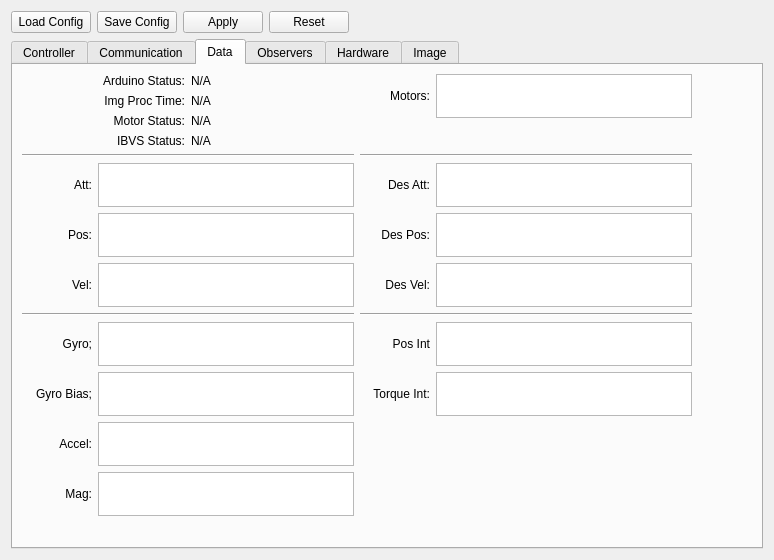
Qt form Leash/src/Leash.ui (ryan0270/quadrover) before a commit.
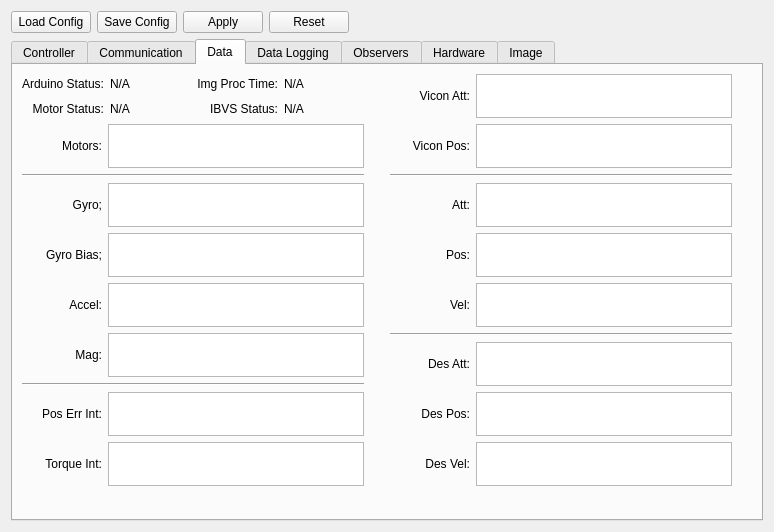
The same form after that commit. The open tabs and pages were chosen to show the change.

Commit message: Added Vicon data display (and send) Added PC logging Squashed a nasty little bug crashing the phone app when too large motors commands are given to the translation observer

Diff of the .ui file:
```diff
--- a/Leash/src/Leash.ui
+++ b/Leash/src/Leash.ui
@@ -7,7 +7,7 @@
     <x>0</x>
     <y>0</y>
     <width>774</width>
-    <height>560</height>
+    <height>532</height>
    </rect>
   </property>
   <property name="windowTitle">
@@ -589,7 +589,7 @@
        <string>Data</string>
       </attribute>
       <layout class="QGridLayout" name="gridLayout_3">
-       <item row="0" column="0" rowspan="2">
+       <item row="0" column="0">
         <layout class="QGridLayout" name="gridLayout_2">
          <item row="0" column="0">
           <widget class="QLabel" name="lblChad">
@@ -608,7 +608,7 @@
            </property>
           </widget>
          </item>
-         <item row="1" column="0">
+         <item row="0" column="2">
           <widget class="QLabel" name="lblChad_2">
            <property name="text">
             <string>Img Proc Time:</string>
@@ -618,14 +618,14 @@
            </property>
           </widget>
          </item>
-         <item row="1" column="1">
+         <item row="0" column="3">
           <widget class="QLabel" name="lblImgProcTime">
            <property name="text">
             <string>N/A</string>
            </property>
           </widget>
          </item>
-         <item row="2" column="0">
+         <item row="1" column="0">
           <widget class="QLabel" name="lblChad_3">
            <property name="text">
             <string>Motor Status:</string>
@@ -635,14 +635,14 @@
            </property>
           </widget>
          </item>
-         <item row="2" column="1">
+         <item row="1" column="1">
           <widget class="QLabel" name="lblMotorStatus">
            <property name="text">
             <string>N/A</string>
            </property>
           </widget>
          </item>
-         <item row="3" column="0">
+         <item row="1" column="2">
           <widget class="QLabel" name="lblChad_4">
            <property name="text">
             <string>IBVS Status:</string>
@@ -652,7 +652,7 @@
            </property>
           </widget>
          </item>
-         <item row="3" column="1">
+         <item row="1" column="3">
           <widget class="QLabel" name="lblIbvsStatus">
            <property name="text">
             <string>N/A</string>
@@ -661,13 +661,113 @@
          </item>
         </layout>
        </item>
-       <item row="0" column="1" colspan="2">
+       <item row="0" column="2" rowspan="2">
+        <layout class="QVBoxLayout" name="verticalLayout_6">
+         <item>
+          <layout class="QHBoxLayout" name="horizontalLayout_15">
+           <item>
+            <widget class="QLabel" name="label_22">
+             <property name="minimumSize">
+              <size>
+               <width>80</width>
+               <height>0</height>
+              </size>
+             </property>
+             <property name="maximumSize">
+              <size>
+               <width>10000</width>
+               <height>16777215</height>
+              </size>
+             </property>
+             <property name="text">
+              <string>Vicon Att:</string>
+             </property>
+             <property name="alignment">
+              <set>Qt::AlignRight|Qt::AlignTrailing|Qt::AlignVCenter</set>
+             </property>
+            </widget>
+           </item>
+           <item>
+            <widget class="QTableView" name="vwViconAtt">
+             <property name="sizePolicy">
+              <sizepolicy hsizetype="Minimum" vsizetype="Minimum">
+               <horstretch>0</horstretch>
+               <verstretch>0</verstretch>
+              </sizepolicy>
+             </property>
+             <property name="minimumSize">
+              <size>
+               <width>0</width>
+               <height>0</height>
+              </size>
+             </property>
+             <property name="maximumSize">
+              <size>
+               <width>256</width>
+               <height>44</height>
+              </size>
+             </property>
+            </widget>
+           </item>
+          </layout>
+         </item>
+         <item>
+          <layout class="QHBoxLayout" name="horizontalLayout_16">
+           <item>
+            <widget class="QLabel" name="label_23">
+             <property name="minimumSize">
+              <size>
+               <width>80</width>
+               <height>0</height>
+              </size>
+             </property>
+             <property name="maximumSize">
+              <size>
+               <width>10000</width>
+               <height>16777215</height>
+              </size>
+             </property>
+             <property name="text">
+              <string>Vicon Pos:</string>
+             </property>
+             <property name="alignment">
+              <set>Qt::AlignRight|Qt::AlignTrailing|Qt::AlignVCenter</set>
+             </property>
+            </widget>
+           </item>
+           <item>
+            <widget class="QTableView" name="vwViconPos">
+             <property name="sizePolicy">
+              <sizepolicy hsizetype="Minimum" vsizetype="Minimum">
+               <horstretch>0</horstretch>
+               <verstretch>0</verstretch>
+              </sizepolicy>
+             </property>
+             <property name="minimumSize">
+              <size>
+               <width>0</width>
+               <height>0</height>
+              </size>
+             </property>
+             <property name="maximumSize">
+              <size>
+               <width>256</width>
+               <height>44</height>
+              </size>
+             </property>
+            </widget>
+           </item>
+          </layout>
+         </item>
+        </layout>
+       </item>
+       <item row="1" column="0">
         <layout class="QHBoxLayout" name="horizontalLayout_12">
          <item>
           <widget class="QLabel" name="label_18">
            <property name="minimumSize">
             <size>
-             <width>70</width>
+             <width>80</width>
              <height>0</height>
             </size>
            </property>
@@ -709,34 +809,217 @@
          </item>
         </layout>
        </item>
-       <item row="1" column="1">
-        <spacer name="verticalSpacer_3">
-         <property name="orientation">
-          <enum>Qt::Vertical</enum>
-         </property>
-         <property name="sizeHint" stdset="0">
-          <size>
-           <width>20</width>
-           <height>21</height>
-          </size>
-         </property>
-        </spacer>
-       </item>
        <item row="2" column="0">
-        <widget class="Line" name="line_5">
+        <widget class="Line" name="line_3">
          <property name="orientation">
           <enum>Qt::Horizontal</enum>
          </property>
         </widget>
        </item>
-       <item row="2" column="1" colspan="2">
+       <item row="2" column="2">
         <widget class="Line" name="line_4">
          <property name="orientation">
           <enum>Qt::Horizontal</enum>
          </property>
         </widget>
        </item>
-       <item row="3" column="0">
+       <item row="3" column="0" rowspan="3">
+        <layout class="QVBoxLayout" name="verticalLayout_3">
+         <item>
+          <layout class="QHBoxLayout" name="horizontalLayout_4">
+           <item>
+            <widget class="QLabel" name="label_9">
+             <property name="minimumSize">
+              <size>
+               <width>80</width>
+               <height>0</height>
+              </size>
+             </property>
+             <property name="maximumSize">
+              <size>
+               <width>10000</width>
+               <height>16777215</height>
+              </size>
+             </property>
+             <property name="text">
+              <string>Gyro;</string>
+             </property>
+             <property name="alignment">
+              <set>Qt::AlignRight|Qt::AlignTrailing|Qt::AlignVCenter</set>
+             </property>
+            </widget>
+           </item>
+           <item>
+            <widget class="QTableView" name="vwGyro">
+             <property name="sizePolicy">
+              <sizepolicy hsizetype="Minimum" vsizetype="Minimum">
+               <horstretch>0</horstretch>
+               <verstretch>0</verstretch>
+              </sizepolicy>
+             </property>
+             <property name="minimumSize">
+              <size>
+               <width>0</width>
+               <height>0</height>
+              </size>
+             </property>
+             <property name="maximumSize">
+              <size>
+               <width>256</width>
+               <height>44</height>
+              </size>
+             </property>
+            </widget>
+           </item>
+          </layout>
+         </item>
+         <item>
+          <layout class="QHBoxLayout" name="horizontalLayout_5">
+           <item>
+            <widget class="QLabel" name="label_10">
+             <property name="minimumSize">
+              <size>
+               <width>80</width>
+               <height>0</height>
+              </size>
+             </property>
+             <property name="maximumSize">
+              <size>
+               <width>10000</width>
+               <height>16777215</height>
+              </size>
+             </property>
+             <property name="text">
+              <string>Gyro Bias;</string>
+             </property>
+             <property name="alignment">
+              <set>Qt::AlignRight|Qt::AlignTrailing|Qt::AlignVCenter</set>
+             </property>
+            </widget>
+           </item>
+           <item>
+            <widget class="QTableView" name="vwGyroBias">
+             <property name="sizePolicy">
+              <sizepolicy hsizetype="Minimum" vsizetype="Minimum">
+               <horstretch>0</horstretch>
+               <verstretch>0</verstretch>
+              </sizepolicy>
+             </property>
+             <property name="minimumSize">
+              <size>
+               <width>0</width>
+               <height>0</height>
+              </size>
+             </property>
+             <property name="maximumSize">
+              <size>
+               <width>256</width>
+               <height>44</height>
+              </size>
+             </property>
+            </widget>
+           </item>
+          </layout>
+         </item>
+         <item>
+          <layout class="QHBoxLayout" name="horizontalLayout_6">
+           <item>
+            <widget class="QLabel" name="label_accel">
+             <property name="minimumSize">
+              <size>
+               <width>80</width>
+               <height>0</height>
+              </size>
+             </property>
+             <property name="maximumSize">
+              <size>
+               <width>10000</width>
+               <height>16777215</height>
+              </size>
+             </property>
+             <property name="text">
+              <string>Accel:</string>
+             </property>
+             <property name="alignment">
+              <set>Qt::AlignRight|Qt::AlignTrailing|Qt::AlignVCenter</set>
+             </property>
+            </widget>
+           </item>
+           <item>
+            <widget class="QTableView" name="vwAccel">
+             <property name="sizePolicy">
+              <sizepolicy hsizetype="Minimum" vsizetype="Minimum">
+               <horstretch>0</horstretch>
+               <verstretch>0</verstretch>
+              </sizepolicy>
+             </property>
+             <property name="minimumSize">
+              <size>
+               <width>0</width>
+               <height>0</height>
+              </size>
+             </property>
+             <property name="maximumSize">
+              <size>
+               <width>256</width>
+               <height>44</height>
+              </size>
+             </property>
+            </widget>
+           </item>
+          </layout>
+         </item>
+         <item>
+          <layout class="QHBoxLayout" name="horizontalLayout_7">
+           <item>
+            <widget class="QLabel" name="label_11">
+             <property name="minimumSize">
+              <size>
+               <width>80</width>
+               <height>0</height>
+              </size>
+             </property>
+             <property name="maximumSize">
+              <size>
+               <width>10000</width>
+               <height>16777215</height>
+              </size>
+             </property>
+             <property name="text">
+              <string>Mag:</string>
+             </property>
+             <property name="alignment">
+              <set>Qt::AlignRight|Qt::AlignTrailing|Qt::AlignVCenter</set>
+             </property>
+            </widget>
+           </item>
+           <item>
+            <widget class="QTableView" name="vwMag">
+             <property name="sizePolicy">
+              <sizepolicy hsizetype="Minimum" vsizetype="Minimum">
+               <horstretch>0</horstretch>
+               <verstretch>0</verstretch>
+              </sizepolicy>
+             </property>
+             <property name="minimumSize">
+              <size>
+               <width>0</width>
+               <height>0</height>
+              </size>
+             </property>
+             <property name="maximumSize">
+              <size>
+               <width>256</width>
+               <height>44</height>
+              </size>
+             </property>
+            </widget>
+           </item>
+          </layout>
+         </item>
+        </layout>
+       </item>
+       <item row="3" column="2">
         <layout class="QVBoxLayout" name="verticalLayout">
          <item>
           <layout class="QHBoxLayout" name="horizontalLayout">
@@ -744,7 +1027,7 @@
             <widget class="QLabel" name="label_14">
              <property name="minimumSize">
               <size>
-               <width>70</width>
+               <width>80</width>
                <height>0</height>
               </size>
              </property>
@@ -792,7 +1075,7 @@
             <widget class="QLabel" name="label_12">
              <property name="minimumSize">
               <size>
-               <width>70</width>
+               <width>80</width>
                <height>0</height>
               </size>
              </property>
@@ -840,7 +1123,7 @@
             <widget class="QLabel" name="label_13">
              <property name="minimumSize">
               <size>
-               <width>70</width>
+               <width>80</width>
                <height>0</height>
               </size>
              </property>
@@ -884,7 +1167,27 @@
          </item>
         </layout>
        </item>
-       <item row="3" column="1" colspan="2">
+       <item row="3" column="3">
+        <spacer name="horizontalSpacer">
+         <property name="orientation">
+          <enum>Qt::Horizontal</enum>
+         </property>
+         <property name="sizeHint" stdset="0">
+          <size>
+           <width>0</width>
+           <height>20</height>
+          </size>
+         </property>
+        </spacer>
+       </item>
+       <item row="4" column="2">
+        <widget class="Line" name="line_5">
+         <property name="orientation">
+          <enum>Qt::Horizontal</enum>
+         </property>
+        </widget>
+       </item>
+       <item row="5" column="2" rowspan="3">
         <layout class="QVBoxLayout" name="verticalLayout_4">
          <item>
           <layout class="QHBoxLayout" name="horizontalLayout_9">
@@ -892,7 +1195,7 @@
             <widget class="QLabel" name="label_15">
              <property name="minimumSize">
               <size>
-               <width>70</width>
+               <width>80</width>
                <height>0</height>
               </size>
              </property>
@@ -940,7 +1243,7 @@
             <widget class="QLabel" name="label_16">
              <property name="minimumSize">
               <size>
-               <width>70</width>
+               <width>80</width>
                <height>0</height>
               </size>
              </property>
@@ -988,7 +1291,7 @@
             <widget class="QLabel" name="label_17">
              <property name="minimumSize">
               <size>
-               <width>70</width>
+               <width>80</width>
                <height>0</height>
               </size>
              </property>
@@ -1032,230 +1335,14 @@
          </item>
         </layout>
        </item>
-       <item row="3" column="3">
-        <spacer name="horizontalSpacer">
-         <property name="orientation">
-          <enum>Qt::Horizontal</enum>
-         </property>
-         <property name="sizeHint" stdset="0">
-          <size>
-           <width>13</width>
-           <height>20</height>
-          </size>
-         </property>
-        </spacer>
-       </item>
-       <item row="4" column="0">
+       <item row="6" column="0">
         <widget class="Line" name="line_2">
          <property name="orientation">
           <enum>Qt::Horizontal</enum>
          </property>
         </widget>
        </item>
-       <item row="4" column="1" colspan="2">
-        <widget class="Line" name="line_3">
-         <property name="orientation">
-          <enum>Qt::Horizontal</enum>
-         </property>
-        </widget>
-       </item>
-       <item row="5" column="0" rowspan="2">
-        <layout class="QVBoxLayout" name="verticalLayout_3">
-         <item>
-          <layout class="QHBoxLayout" name="horizontalLayout_4">
-           <item>
-            <widget class="QLabel" name="label_9">
-             <property name="minimumSize">
-              <size>
-               <width>70</width>
-               <height>0</height>
-              </size>
-             </property>
-             <property name="maximumSize">
-              <size>
-               <width>10000</width>
-               <height>16777215</height>
-              </size>
-             </property>
-             <property name="text">
-              <string>Gyro;</string>
-             </property>
-             <property name="alignment">
-              <set>Qt::AlignRight|Qt::AlignTrailing|Qt::AlignVCenter</set>
-             </property>
-            </widget>
-           </item>
-           <item>
-            <widget class="QTableView" name="vwGyro">
-             <property name="sizePolicy">
-              <sizepolicy hsizetype="Minimum" vsizetype="Minimum">
-               <horstretch>0</horstretch>
-               <verstretch>0</verstretch>
-              </sizepolicy>
-             </property>
-             <property name="minimumSize">
-              <size>
-               <width>0</width>
-               <height>0</height>
-              </size>
-             </property>
-             <property name="maximumSize">
-              <size>
-               <width>256</width>
-               <height>44</height>
-              </size>
-             </property>
-            </widget>
-           </item>
-          </layout>
-         </item>
-         <item>
-          <layout class="QHBoxLayout" name="horizontalLayout_5">
-           <item>
-            <widget class="QLabel" name="label_10">
-             <property name="minimumSize">
-              <size>
-               <width>70</width>
-               <height>0</height>
-              </size>
-             </property>
-             <property name="maximumSize">
-              <size>
-               <width>10000</width>
-               <height>16777215</height>
-              </size>
-             </property>
-             <property name="text">
-              <string>Gyro Bias;</string>
-             </property>
-             <property name="alignment">
-              <set>Qt::AlignRight|Qt::AlignTrailing|Qt::AlignVCenter</set>
-             </property>
-            </widget>
-           </item>
-           <item>
-            <widget class="QTableView" name="vwGyroBias">
-             <property name="sizePolicy">
-              <sizepolicy hsizetype="Minimum" vsizetype="Minimum">
-               <horstretch>0</horstretch>
-               <verstretch>0</verstretch>
-              </sizepolicy>
-             </property>
-             <property name="minimumSize">
-              <size>
-               <width>0</width>
-               <height>0</height>
-              </size>
-             </property>
-             <property name="maximumSize">
-              <size>
-               <width>256</width>
-               <height>44</height>
-              </size>
-             </property>
-            </widget>
-           </item>
-          </layout>
-         </item>
-         <item>
-          <layout class="QHBoxLayout" name="horizontalLayout_6">
-           <item>
-            <widget class="QLabel" name="label_accel">
-             <property name="minimumSize">
-              <size>
-               <width>70</width>
-               <height>0</height>
-              </size>
-             </property>
-             <property name="maximumSize">
-              <size>
-               <width>10000</width>
-               <height>16777215</height>
-              </size>
-             </property>
-             <property name="text">
-              <string>Accel:</string>
-             </property>
-             <property name="alignment">
-              <set>Qt::AlignRight|Qt::AlignTrailing|Qt::AlignVCenter</set>
-             </property>
-            </widget>
-           </item>
-           <item>
-            <widget class="QTableView" name="vwAccel">
-             <property name="sizePolicy">
-              <sizepolicy hsizetype="Minimum" vsizetype="Minimum">
-               <horstretch>0</horstretch>
-               <verstretch>0</verstretch>
-              </sizepolicy>
-             </property>
-             <property name="minimumSize">
-              <size>
-               <width>0</width>
-               <height>0</height>
-              </size>
-             </property>
-             <property name="maximumSize">
-              <size>
-               <width>256</width>
-               <height>44</height>
-              </size>
-             </property>
-            </widget>
-           </item>
-          </layout>
-         </item>
-         <item>
-          <layout class="QHBoxLayout" name="horizontalLayout_7">
-           <item>
-            <widget class="QLabel" name="label_11">
-             <property name="minimumSize">
-              <size>
-               <width>70</width>
-               <height>0</height>
-              </size>
-             </property>
-             <property name="maximumSize">
-              <size>
-               <width>10000</width>
-               <height>16777215</height>
-              </size>
-             </property>
-             <property name="text">
-              <string>Mag:</string>
-             </property>
-             <property name="alignment">
-              <set>Qt::AlignRight|Qt::AlignTrailing|Qt::AlignVCenter</set>
-             </property>
-            </widget>
-           </item>
-           <item>
-            <widget class="QTableView" name="vwMag">
-             <property name="sizePolicy">
-              <sizepolicy hsizetype="Minimum" vsizetype="Minimum">
-               <horstretch>0</horstretch>
-               <verstretch>0</verstretch>
-              </sizepolicy>
-             </property>
-             <property name="minimumSize">
-              <size>
-               <width>0</width>
-               <height>0</height>
-              </size>
-             </property>
-             <property name="maximumSize">
-              <size>
-               <width>256</width>
-               <height>44</height>
-              </size>
-             </property>
-            </widget>
-           </item>
-          </layout>
-         </item>
-        </layout>
-       </item>
-       <item row="5" column="1" colspan="2">
+       <item row="7" column="0">
         <layout class="QVBoxLayout" name="verticalLayout_5">
          <item>
           <layout class="QHBoxLayout" name="horizontalLayout_13">
@@ -1263,7 +1350,7 @@
             <widget class="QLabel" name="label_19">
              <property name="minimumSize">
               <size>
-               <width>70</width>
+               <width>80</width>
                <height>0</height>
               </size>
              </property>
@@ -1274,7 +1361,7 @@
               </size>
              </property>
              <property name="text">
-              <string> Pos Int</string>
+              <string> Pos Err Int:</string>
              </property>
              <property name="alignment">
               <set>Qt::AlignRight|Qt::AlignTrailing|Qt::AlignVCenter</set>
@@ -1311,7 +1398,7 @@
             <widget class="QLabel" name="label_20">
              <property name="minimumSize">
               <size>
-               <width>70</width>
+               <width>80</width>
                <height>0</height>
               </size>
              </property>
@@ -1355,7 +1442,7 @@
          </item>
         </layout>
        </item>
-       <item row="6" column="2">
+       <item row="8" column="1">
         <spacer name="verticalSpacer">
          <property name="orientation">
           <enum>Qt::Vertical</enum>
@@ -1363,20 +1450,165 @@
          <property name="sizeHint" stdset="0">
           <size>
            <width>20</width>
-           <height>95</height>
+           <height>1</height>
           </size>
          </property>
         </spacer>
+       </item>
+      </layout>
+     </widget>
+     <widget class="QWidget" name="tab_3">
+      <attribute name="title">
+       <string>Data Logging</string>
+      </attribute>
+      <layout class="QGridLayout" name="gridLayout_12">
+       <item row="0" column="0">
+        <widget class="QCheckBox" name="chkLogState">
+         <property name="text">
+          <string>State</string>
+         </property>
+        </widget>
+       </item>
+       <item row="0" column="2">
+        <widget class="QPushButton" name="btnGetPhoneLog">
+         <property name="text">
+          <string>Get Phone Log</string>
+         </property>
+        </widget>
+       </item>
+       <item row="1" column="0">
+        <widget class="QCheckBox" name="chkLogDesiredState">
+         <property name="text">
+          <string>Desired State</string>
+         </property>
+        </widget>
+       </item>
+       <item row="1" column="2" rowspan="2">
+        <widget class="QPushButton" name="btnClearPhoneLog">
+         <property name="text">
+          <string>Clear Phone Log</string>
+         </property>
+        </widget>
+       </item>
+       <item row="1" column="3" rowspan="2">
+        <spacer name="horizontalSpacer_10">
+         <property name="orientation">
+          <enum>Qt::Horizontal</enum>
+         </property>
+         <property name="sizeHint" stdset="0">
+          <size>
+           <width>457</width>
+           <height>20</height>
+          </size>
+         </property>
+        </spacer>
+       </item>
+       <item row="2" column="0">
+        <widget class="QCheckBox" name="chkLogMotorCmds">
+         <property name="text">
+          <string>Motor cmds</string>
+         </property>
+        </widget>
+       </item>
+       <item row="3" column="0">
+        <widget class="QCheckBox" name="chkLogPcUpdates">
+         <property name="text">
+          <string>PC Updates</string>
+         </property>
+        </widget>
+       </item>
+       <item row="3" column="2">
+        <widget class="QPushButton" name="btnClearLocalLog">
+         <property name="text">
+          <string>Clear Local Log</string>
+         </property>
+        </widget>
+       </item>
+       <item row="4" column="0" colspan="2">
+        <widget class="QCheckBox" name="chkLogObserverUpdates">
+         <property name="text">
+          <string>Observer updates</string>
+         </property>
+        </widget>
+       </item>
+       <item row="4" column="2" rowspan="9">
+        <spacer name="verticalSpacer_3">
+         <property name="orientation">
+          <enum>Qt::Vertical</enum>
+         </property>
+         <property name="sizeHint" stdset="0">
+          <size>
+           <width>20</width>
+           <height>216</height>
+          </size>
+         </property>
+        </spacer>
+       </item>
+       <item row="5" column="0">
+        <widget class="QCheckBox" name="chkLogObserverBias">
+         <property name="text">
+          <string>Observer bias</string>
+         </property>
+        </widget>
+       </item>
+       <item row="6" column="0">
+        <widget class="QCheckBox" name="chkLogCameraResults">
+         <property name="text">
+          <string>Camera results</string>
+         </property>
+        </widget>
        </item>
        <item row="7" column="0">
-        <spacer name="verticalSpacer_4">
+        <widget class="QCheckBox" name="chkLogCameraImages">
+         <property name="text">
+          <string>Camera images</string>
+         </property>
+        </widget>
+       </item>
+       <item row="8" column="0">
+        <widget class="QCheckBox" name="chkLogAccelerometer">
+         <property name="text">
+          <string>Accelerometer</string>
+         </property>
+        </widget>
+       </item>
+       <item row="9" column="0">
+        <widget class="QCheckBox" name="chkLogGyroscope">
+         <property name="text">
+          <string>Gyroscope</string>
+         </property>
+        </widget>
+       </item>
+       <item row="10" column="0">
+        <widget class="QCheckBox" name="chkLogMagnometer">
+         <property name="text">
+          <string>Magnometer</string>
+         </property>
+        </widget>
+       </item>
+       <item row="11" column="0">
+        <widget class="QCheckBox" name="chkLogPressure">
+         <property name="text">
+          <string>Pressure</string>
+         </property>
+        </widget>
+       </item>
+       <item row="12" column="0" colspan="2">
+        <widget class="QCheckBox" name="chkLogPhoneTemperature">
+         <property name="text">
+          <string>Phone Temperature</string>
+         </property>
+        </widget>
+       </item>
+       <item row="13" column="1">
+        <spacer name="verticalSpacer_10">
          <property name="orientation">
           <enum>Qt::Vertical</enum>
          </property>
          <property name="sizeHint" stdset="0">
           <size>
            <width>20</width>
-           <height>18</height>
+           <height>104</height>
           </size>
          </property>
         </spacer>
```
The commit also changes 7 other files.
